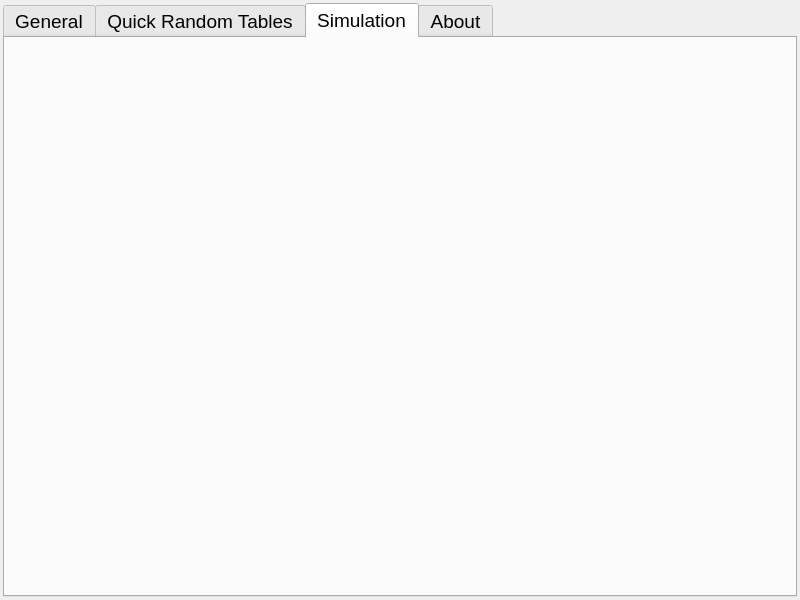
First picture: the form in Qt/TuringsMachineSimulator/settings.ui, repository fabioalves98/TuringsMachineGenerator, before the edit.
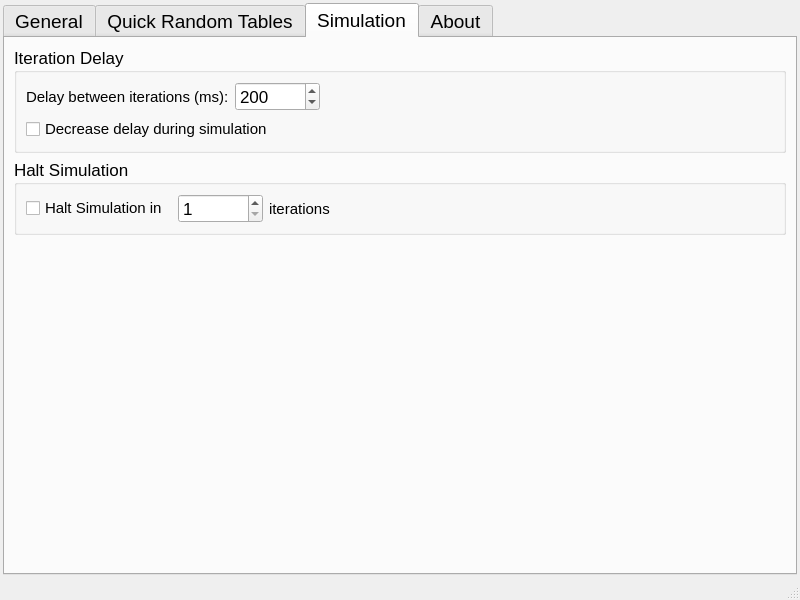
Second picture: the form after the edit. The open tabs and pages were chosen to show the change.

Commit message: Settings for quick random table generation completed

Patch:
```diff
--- a/Qt/TuringsMachineSimulator/settings.ui
+++ b/Qt/TuringsMachineSimulator/settings.ui
@@ -422,6 +422,157 @@
        <attribute name="title">
         <string>Simulation</string>
        </attribute>
+       <layout class="QVBoxLayout" name="verticalLayout_2">
+        <item>
+         <widget class="QGroupBox" name="groupBox_2">
+          <property name="font">
+           <font>
+            <pointsize>13</pointsize>
+           </font>
+          </property>
+          <property name="title">
+           <string>Iteration Delay</string>
+          </property>
+          <layout class="QHBoxLayout" name="horizontalLayout_4">
+           <item>
+            <layout class="QVBoxLayout" name="verticalLayout">
+             <item>
+              <layout class="QHBoxLayout" name="horizontalLayout_3">
+               <item>
+                <widget class="QLabel" name="label_2">
+                 <property name="font">
+                  <font>
+                   <pointsize>11</pointsize>
+                  </font>
+                 </property>
+                 <property name="text">
+                  <string>Delay between iterations (ms):</string>
+                 </property>
+                </widget>
+               </item>
+               <item>
+                <widget class="QSpinBox" name="delaySpinBox">
+                 <property name="minimum">
+                  <number>50</number>
+                 </property>
+                 <property name="maximum">
+                  <number>1000000</number>
+                 </property>
+                 <property name="singleStep">
+                  <number>50</number>
+                 </property>
+                 <property name="value">
+                  <number>200</number>
+                 </property>
+                </widget>
+               </item>
+              </layout>
+             </item>
+             <item>
+              <widget class="QCheckBox" name="decDelayCheck">
+               <property name="font">
+                <font>
+                 <pointsize>11</pointsize>
+                </font>
+               </property>
+               <property name="text">
+                <string>Decrease delay during simulation</string>
+               </property>
+              </widget>
+             </item>
+            </layout>
+           </item>
+           <item>
+            <spacer name="horizontalSpacer">
+             <property name="orientation">
+              <enum>Qt::Horizontal</enum>
+             </property>
+             <property name="sizeHint" stdset="0">
+              <size>
+               <width>477</width>
+               <height>20</height>
+              </size>
+             </property>
+            </spacer>
+           </item>
+          </layout>
+         </widget>
+        </item>
+        <item>
+         <widget class="QGroupBox" name="groupBox_3">
+          <property name="font">
+           <font>
+            <pointsize>13</pointsize>
+           </font>
+          </property>
+          <property name="title">
+           <string>Halt Simulation</string>
+          </property>
+          <layout class="QHBoxLayout" name="horizontalLayout_6">
+           <item>
+            <widget class="QCheckBox" name="haltSimCheck">
+             <property name="font">
+              <font>
+               <pointsize>11</pointsize>
+              </font>
+             </property>
+             <property name="text">
+              <string>Halt Simulation in </string>
+             </property>
+            </widget>
+           </item>
+           <item>
+            <widget class="QSpinBox" name="haltSimSpinBox">
+             <property name="minimum">
+              <number>1</number>
+             </property>
+             <property name="maximum">
+              <number>10000000</number>
+             </property>
+            </widget>
+           </item>
+           <item>
+            <widget class="QLabel" name="label_5">
+             <property name="font">
+              <font>
+               <pointsize>11</pointsize>
+              </font>
+             </property>
+             <property name="text">
+              <string>iterations</string>
+             </property>
+            </widget>
+           </item>
+           <item>
+            <spacer name="horizontalSpacer_2">
+             <property name="orientation">
+              <enum>Qt::Horizontal</enum>
+             </property>
+             <property name="sizeHint" stdset="0">
+              <size>
+               <width>40</width>
+               <height>20</height>
+              </size>
+             </property>
+            </spacer>
+           </item>
+          </layout>
+         </widget>
+        </item>
+        <item>
+         <spacer name="verticalSpacer_2">
+          <property name="orientation">
+           <enum>Qt::Vertical</enum>
+          </property>
+          <property name="sizeHint" stdset="0">
+           <size>
+            <width>20</width>
+            <height>418</height>
+           </size>
+          </property>
+         </spacer>
+        </item>
+       </layout>
       </widget>
       <widget class="QWidget" name="about">
        <attribute name="title">
@@ -432,6 +583,7 @@
     </item>
    </layout>
   </widget>
+  <widget class="QStatusBar" name="statusBar"/>
  </widget>
  <resources/>
  <connections/>
```
Left out of the diff: 65 changed lines with no effect on the pictures. The commit also changes 16 other files.
